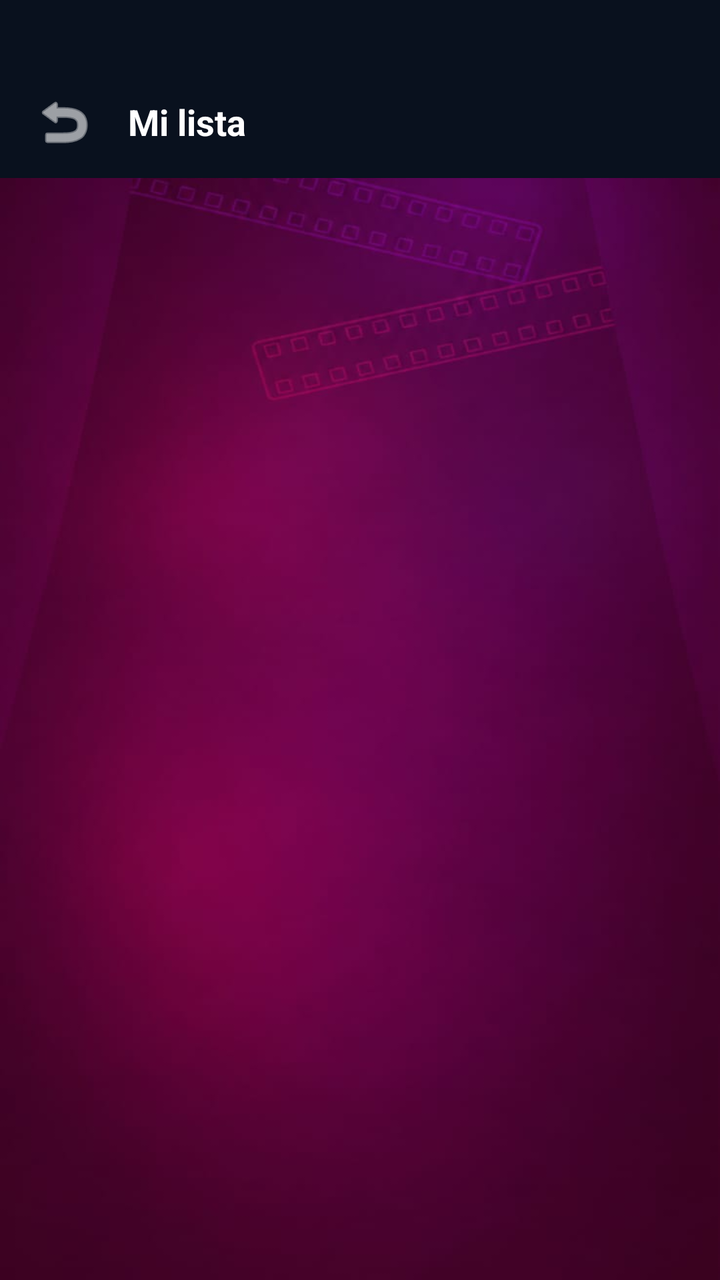
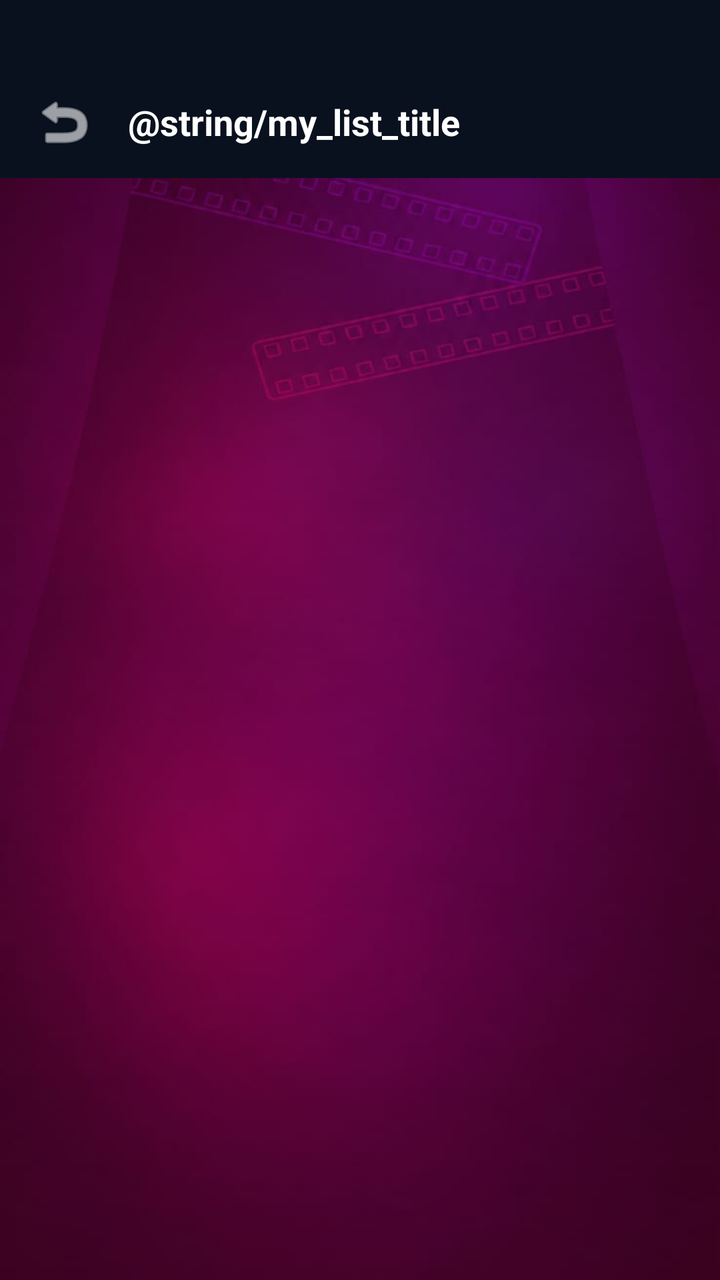

Screens rendered from an Android XML layout before and after an edit, with the pre-edit source and the edit as a unified diff.
<!-- AndroidManifest.xml: application theme Theme.MundoPeliculas -->
<!-- res/layout/activity_list.xml -->
<?xml version="1.0" encoding="utf-8"?>
<androidx.constraintlayout.widget.ConstraintLayout xmlns:android="http://schemas.android.com/apk/res/android"
    xmlns:app="http://schemas.android.com/apk/res-auto"
    xmlns:tools="http://schemas.android.com/tools"
    android:id="@+id/main"
    android:layout_width="match_parent"
    android:layout_height="match_parent"
    android:background="@drawable/fondo_vino"
    tools:context=".ui.list.ListActivity">

    
    <LinearLayout
        android:id="@+id/topBarList"
        android:layout_width="0dp"
        android:layout_height="wrap_content"
        android:background="#09111E"
        android:gravity="center_vertical"
        android:orientation="horizontal"
        android:paddingHorizontal="16dp"
        android:paddingTop="45dp"
        android:paddingBottom="12dp"
        app:layout_constraintEnd_toEndOf="parent"
        app:layout_constraintStart_toStartOf="parent"
        app:layout_constraintTop_toTopOf="parent">

        <ImageButton
            android:id="@+id/btnBackList"
            android:layout_width="32dp"
            android:layout_height="32dp"
            android:background="?attr/selectableItemBackgroundBorderless"
            android:contentDescription="Volver"
            android:src="@android:drawable/ic_menu_revert"
            app:tint="#FFFFFF" />

        <TextView
            android:layout_width="wrap_content"
            android:layout_height="wrap_content"
            android:layout_marginStart="16dp"
            android:text="Mi lista"
            android:textColor="#FFFFFF"
            android:textSize="18sp"
            android:textStyle="bold" />
    </LinearLayout>

    
    <androidx.recyclerview.widget.RecyclerView
        android:id="@+id/rvListMovies"
        android:layout_width="0dp"
        android:layout_height="0dp"
        android:clipToPadding="false"
        android:padding="16dp"
        app:layout_constraintBottom_toBottomOf="parent"
        app:layout_constraintEnd_toEndOf="parent"
        app:layout_constraintStart_toStartOf="parent"
        app:layout_constraintTop_toBottomOf="@+id/topBarList" />

    
    <TextView
        android:id="@+id/tvEmptyList"
        android:layout_width="wrap_content"
        android:layout_height="wrap_content"
        android:text="No tienes películas en tu lista aún."
        android:textColor="#A0AAB8"
        android:textSize="16sp"
        android:visibility="gone"
        app:layout_constraintBottom_toBottomOf="parent"
        app:layout_constraintEnd_toEndOf="parent"
        app:layout_constraintStart_toStartOf="parent"
        app:layout_constraintTop_toBottomOf="@+id/topBarList" />

</androidx.constraintlayout.widget.ConstraintLayout>
<!-- resources referenced by this layout -->
<resources>
  <!-- drawable fondo_vino: jpg bitmap (drawable, 20423 bytes) -->
  <style name="Theme.MundoPeliculas" parent="Base.Theme.MundoPeliculas" />
  <style name="Base.Theme.MundoPeliculas" parent="Theme.Material3.DayNight.NoActionBar">
          
          
      </style>
</resources>

<!-- the commit's change to res/layout/activity_list.xml (unified diff, before → after) -->
@@ -13,7 +13,7 @@
         android:id="@+id/topBarList"
         android:layout_width="0dp"
         android:layout_height="wrap_content"
-        android:background="#09111E"
+        android:background="@color/top_bar_bg"
         android:gravity="center_vertical"
         android:orientation="horizontal"
         android:paddingHorizontal="16dp"
@@ -30,14 +30,14 @@
             android:background="?attr/selectableItemBackgroundBorderless"
             android:contentDescription="Volver"
             android:src="@android:drawable/ic_menu_revert"
-            app:tint="#FFFFFF" />
+            app:tint="@color/white" />
 
         <TextView
             android:layout_width="wrap_content"
             android:layout_height="wrap_content"
             android:layout_marginStart="16dp"
-            android:text="Mi lista"
-            android:textColor="#FFFFFF"
+            android:text="@string/my_list_title"
+            android:textColor="@color/white"
             android:textSize="18sp"
             android:textStyle="bold" />
     </LinearLayout>
@@ -59,8 +59,8 @@
         android:id="@+id/tvEmptyList"
         android:layout_width="wrap_content"
         android:layout_height="wrap_content"
-        android:text="No tienes películas en tu lista aún."
-        android:textColor="#A0AAB8"
+        android:text="@string/empty_list_message"
+        android:textColor="@color/gray_text"
         android:textSize="16sp"
         android:visibility="gone"
         app:layout_constraintBottom_toBottomOf="parent"
<!-- resource entries referenced after the edit -->
@@ -1,5 +1,8 @@
 <!-- resources referenced by this layout -->
 <resources>
+  <color name="gray_text">#A0AAB8</color>
+  <color name="top_bar_bg">#09111E</color>
+  <color name="white">#FFFFFFFF</color>
   <!-- drawable fondo_vino: jpg bitmap (drawable, 20423 bytes) -->
   <style name="Theme.MundoPeliculas" parent="Base.Theme.MundoPeliculas" />
   <style name="Base.Theme.MundoPeliculas" parent="Theme.Material3.DayNight.NoActionBar">
